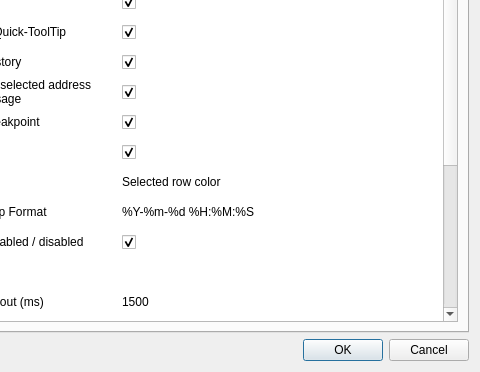
Above: resources/designer/settingsDialog.ui from jetedonner/LLDBPyGUI before the change; both pictures show x 160 to 640 and y 108 to 480 of the 640 by 480 pixel window. Below: the same form after it.
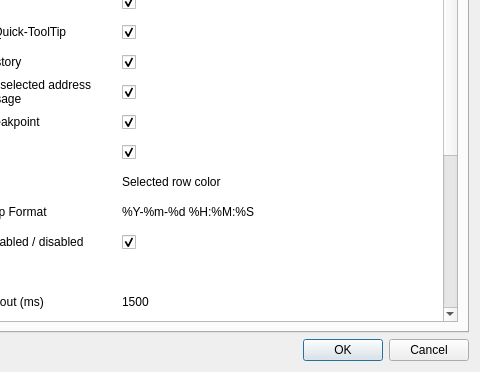
That is the form after the change. The open tabs and pages were chosen to show the change.

Patch:
```diff
--- a/resources/designer/settingsDialog.ui
+++ b/resources/designer/settingsDialog.ui
@@ -141,6 +141,11 @@
            <string>MaxCommandHistoryCharCount</string>
           </property>
          </row>
+         <row>
+          <property name="text">
+           <string>Order proccesses by name</string>
+          </property>
+         </row>
          <column>
           <property name="text">
            <string>Setting</string>
@@ -469,6 +474,19 @@
            <string>5000</string>
           </property>
          </item>
+         <item row="20" column="0">
+          <property name="text">
+           <string>Order proccesses by name</string>
+          </property>
+          <property name="checkState">
+           <enum>Checked</enum>
+          </property>
+         </item>
+         <item row="20" column="1">
+          <property name="checkState">
+           <enum>Checked</enum>
+          </property>
+         </item>
         </widget>
        </item>
       </layout>
```
Left out of the diff: 2 changed lines with no effect on the pictures.
